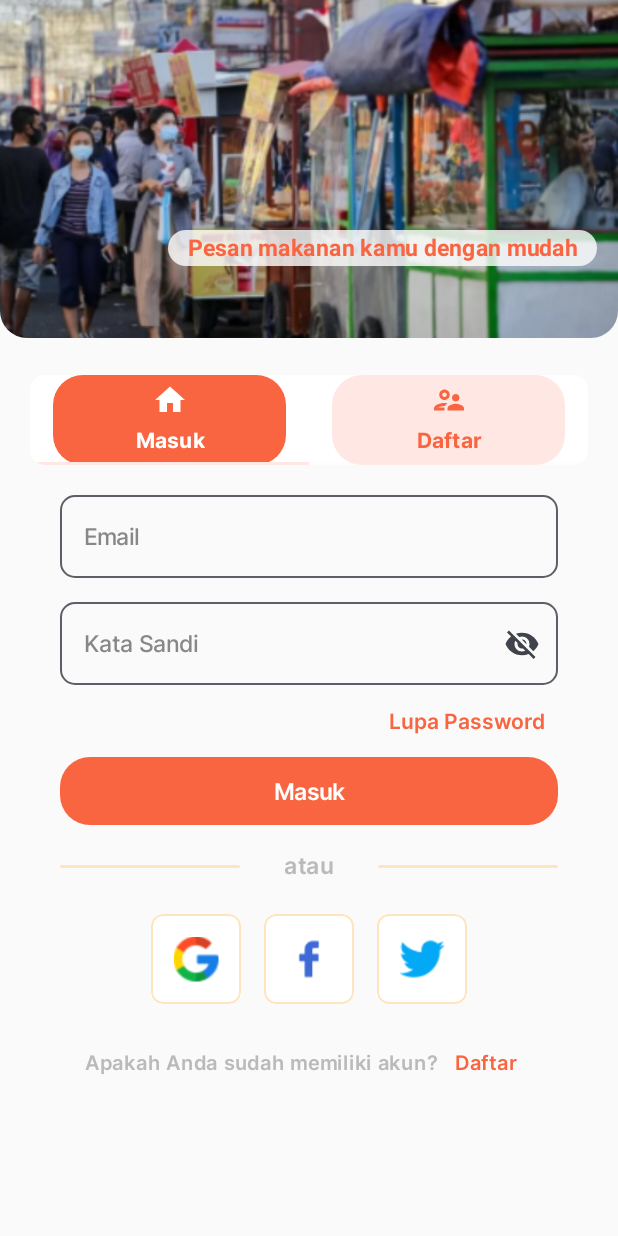
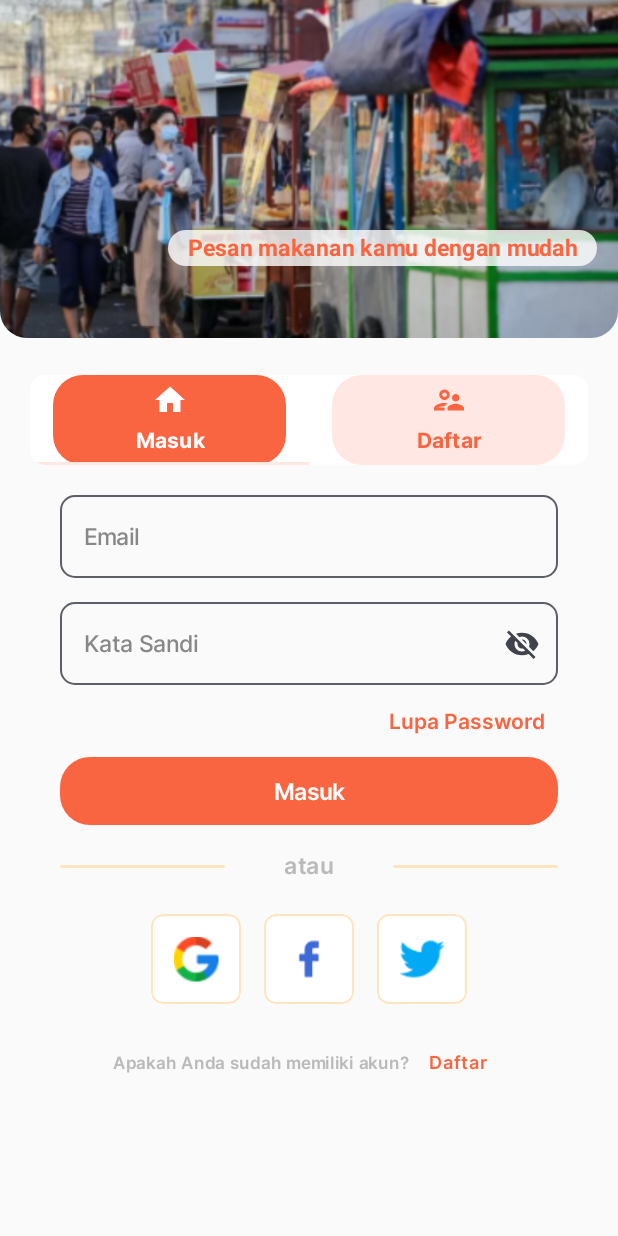
Before and after one commit to Royhan2123/Project-Mikro-Jastipin, an Android app built with Jetpack Compose: the screen it shows after launch (MainActivity), after a tap on "Masuk", on a phone screen of 412 x 824 dp. Run offline under Robolectric (Android 15) with nearby library versions, the phone set to English and light mode, and no system bars.

Commit message:
all -done

```diff
--- a/app/src/main/java/com/example/jastipin/page/SignInScreen.kt
+++ b/app/src/main/java/com/example/jastipin/page/SignInScreen.kt
@@ -2,7 +2,6 @@ package com.example.jastipin.page
 
 import androidx.compose.foundation.ExperimentalFoundationApi
 import androidx.compose.foundation.Image
-import androidx.compose.foundation.background
 import androidx.compose.foundation.border
 import androidx.compose.foundation.layout.Arrangement
 import androidx.compose.foundation.layout.Box
@@ -73,7 +72,6 @@ import androidx.navigation.NavController
 import androidx.navigation.compose.rememberNavController
 import com.example.jastipin.R
 import com.example.jastipin.navigation.NavigationScreen
-import com.example.jastipin.ui.theme.black
 import com.example.jastipin.ui.theme.grey
 import com.example.jastipin.ui.theme.interBold
 import com.example.jastipin.ui.theme.interMedium
@@ -213,7 +211,10 @@ fun HalamanSignInScreen(navController: NavController) {
                 }
             }
             LaunchedEffect(selectTabIndex) {
-                pagerState.scrollToPage(selectTabIndex)
+            pagerState.animateScrollToPage(selectTabIndex)
+            }
+            LaunchedEffect(pagerState.currentPage) {
+                selectTabIndex = pagerState.currentPage
             }
             HorizontalPager(
                 state = pagerState,
@@ -225,7 +226,7 @@ fun HalamanSignInScreen(navController: NavController) {
                     0 -> SignInScreen(navController) {
                         selectTabIndex = 1
                     }
-                    1 -> SignUpScreen(navController){
+                    1 -> SignUpScreen(navController) {
                         selectTabIndex = 0
                     }
                     else -> SignInScreen(navController, onDaftarClicked = {})
@@ -409,7 +410,7 @@ fun SignInScreen(
         ) {
             Divider(
                 modifier = Modifier
-                    .width(120.dp)
+                    .width(110.dp)
                     .clip(
                         shape = RoundedCornerShape(
                             size = 20.dp
@@ -427,7 +428,7 @@ fun SignInScreen(
             )
             Divider(
                 modifier = Modifier
-                    .width(120.dp)
+                    .width(110.dp)
                     .clip(
                         shape = RoundedCornerShape(
                             size = 20.dp
@@ -544,7 +545,7 @@ fun SignInScreen(
                 text = stringResource(
                     id = R.string.apakah_anda_sudah_memiliki_akun
                 ),
-                fontSize = 13.sp,
+                fontSize = 11.sp,
                 color = grey,
                 fontFamily = interSemiBold,
                 fontWeight = FontWeight.SemiBold
@@ -554,7 +555,7 @@ fun SignInScreen(
             }) {
                 Text(
                     text = stringResource(id = R.string.daftar),
-                    fontSize = 13.sp,
+                    fontSize = 12.sp,
                     color = orange,
                     fontFamily = interSemiBold,
                     fontWeight = FontWeight.SemiBold
--- a/app/src/main/java/com/example/jastipin/page/SignUpScreen.kt
+++ b/app/src/main/java/com/example/jastipin/page/SignUpScreen.kt
@@ -397,7 +397,7 @@ fun SignUpScreen(
         ) {
             Divider(
                 modifier = Modifier
-                    .width(120.dp)
+                    .width(110.dp)
                     .clip(
                         shape = RoundedCornerShape(
                             size = 20.dp
@@ -415,7 +415,7 @@ fun SignUpScreen(
             )
             Divider(
                 modifier = Modifier
-                    .width(120.dp)
+                    .width(110.dp)
                     .clip(
                         shape = RoundedCornerShape(
                             size = 20.dp
```
